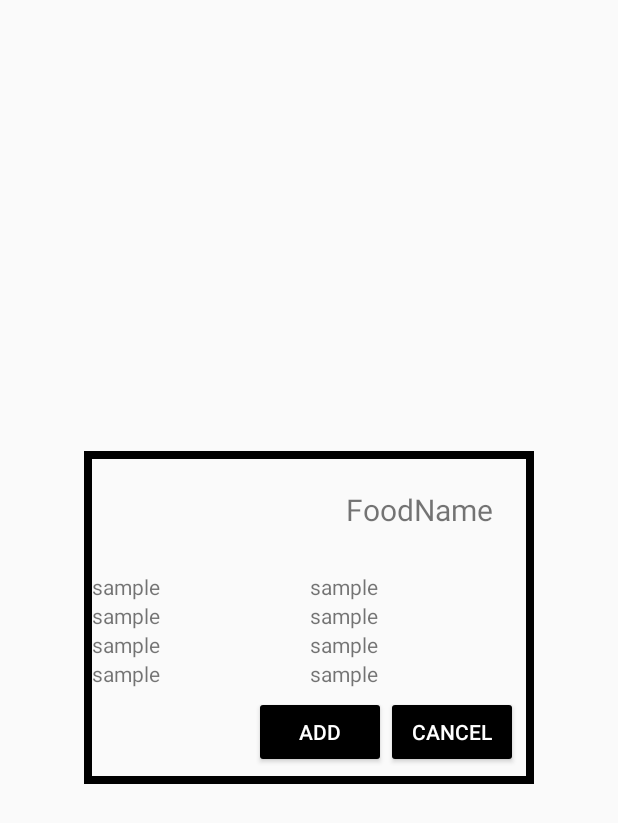
After one commit to azxca1731/WaokDiet, an Android app: the layout custom_dialog.xml on its own in the app's theme, with its tools: preview values and no code run, on a phone screen of 412 x 824 dp. The commit adds this screen. Shown: the top 823 px of the screen. Run offline under Robolectric (Android 15) with nearby library versions, the phone set to English and light mode, and no system bars; Roboto replaces fonts that are not available here.

Commit message:
메뉴에서 음식 선택시 스낵바 말고 다이얼로그 사용 아직 세부사항은 안보임

```diff
--- /dev/null
+++ b/app/src/main/res/drawable/border.xml
@@ -0,0 +1,14 @@
+<?xml version="1.0" encoding="utf-8"?>
+<shape xmlns:android="http://schemas.android.com/apk/res/android"
+    android:shape="rectangle">
+    <padding
+        android:left="5dp"
+        android:top="5dp"
+        android:right="5dp"
+        android:bottom="5dp"    >
+    </padding>
+
+    <stroke
+        android:width="5dp"
+        android:color="@color/colorPrimary" />
+</shape>
--- /dev/null
+++ b/app/src/main/res/layout/custom_dialog.xml
@@ -0,0 +1,122 @@
+<?xml version="1.0" encoding="utf-8"?>
+<RelativeLayout
+    xmlns:android="http://schemas.android.com/apk/res/android"
+    android:layout_width="fill_parent"
+    android:layout_height="fill_parent">
+    <LinearLayout
+        android:layout_width="300dp"
+        android:layout_height="wrap_content"
+        android:layout_centerInParent="true"
+        android:padding="5dp"
+        android:layout_margin="-3dp"
+        android:orientation="vertical"
+        android:background="@drawable/border">
+
+        <LinearLayout
+            android:layout_width="match_parent"
+            android:layout_height="wrap_content"
+            android:orientation="horizontal">
+            <ImageView
+                android:id="@+id/foodImg"
+                android:layout_width="145dp"
+                android:layout_height="75dp" />
+            <TextView
+                android:id="@+id/foodName"
+                android:layout_width="145dp"
+                android:layout_height="35dp"
+                android:textAlignment="center"
+                android:layout_marginTop="20dp"
+                android:layout_marginBottom="20dp"
+                android:textSize="20dp"
+                android:text="FoodName"/>
+        </LinearLayout>
+
+        <LinearLayout
+            android:layout_width="match_parent"
+            android:layout_height="wrap_content"
+            android:orientation="horizontal">
+
+            <LinearLayout
+                android:layout_width="145dp"
+                android:layout_height="wrap_content"
+                android:orientation="vertical">
+                <TextView
+                    android:id="@+id/foodCal"
+                    android:layout_width="wrap_content"
+                    android:layout_height="wrap_content"
+                    android:text="sample"/>
+
+                <TextView
+                    android:id="@+id/foodProtein"
+                    android:layout_width="wrap_content"
+                    android:layout_height="wrap_content"
+                    android:text="sample"/>
+
+                <TextView
+                    android:id="@+id/foodCarbohydrate"
+                    android:layout_width="wrap_content"
+                    android:layout_height="wrap_content"
+                    android:text="sample"/>
+
+                <TextView
+                    android:id="@+id/foodFat"
+                    android:layout_width="wrap_content"
+                    android:layout_height="wrap_content"
+                    android:text="sample"/>
+
+            </LinearLayout>
+            <LinearLayout
+                android:layout_width="145dp"
+                android:layout_height="wrap_content"
+                android:orientation="vertical">
+
+                <TextView
+                    android:layout_width="wrap_content"
+                    android:layout_height="wrap_content"
+                    android:text="sample" />
+
+                <TextView
+                    android:layout_width="wrap_content"
+                    android:layout_height="wrap_content"
+                    android:text="sample"/>
+
+                <TextView
+                    android:layout_width="wrap_content"
+                    android:layout_height="wrap_content"
+                    android:text="sample"/>
+
+                <TextView
+                    android:layout_width="wrap_content"
+                    android:layout_height="wrap_content"
+                    android:text="sample"/>
+
+
+            </LinearLayout>
+        </LinearLayout>
+        <LinearLayout
+            android:layout_width="wrap_content"
+            android:layout_height="wrap_content"
+            android:orientation="horizontal"
+            android:layout_gravity="right"
+            android:padding="5dp">
+
+            <Button
+                android:id="@+id/add"
+                android:layout_width="wrap_content"
+                android:layout_height="wrap_content"
+                android:text="Add"
+                android:backgroundTint="@color/colorPrimary"
+                android:textColor="@color/colorWhite"/>
+
+            <Button
+                android:id="@+id/cancel"
+                android:layout_width="wrap_content"
+                android:layout_height="wrap_content"
+                android:backgroundTint="@color/colorPrimary"
+                android:text="Cancel"
+                android:textColor="@color/colorWhite"/>
+
+        </LinearLayout>
+    </LinearLayout>
+
+</RelativeLayout>
```
Also changed, not shown: app/src/main/java/org/androidtown/dietapp/Main/MainActivity.java (+13 -10 lines), app/src/main/java/org/androidtown/dietapp/Menu/CustomDialog.java (added, +95 -0 lines), app/src/main/java/org/androidtown/dietapp/Menu/FoodAdapter.java (+36 -27 lines).
